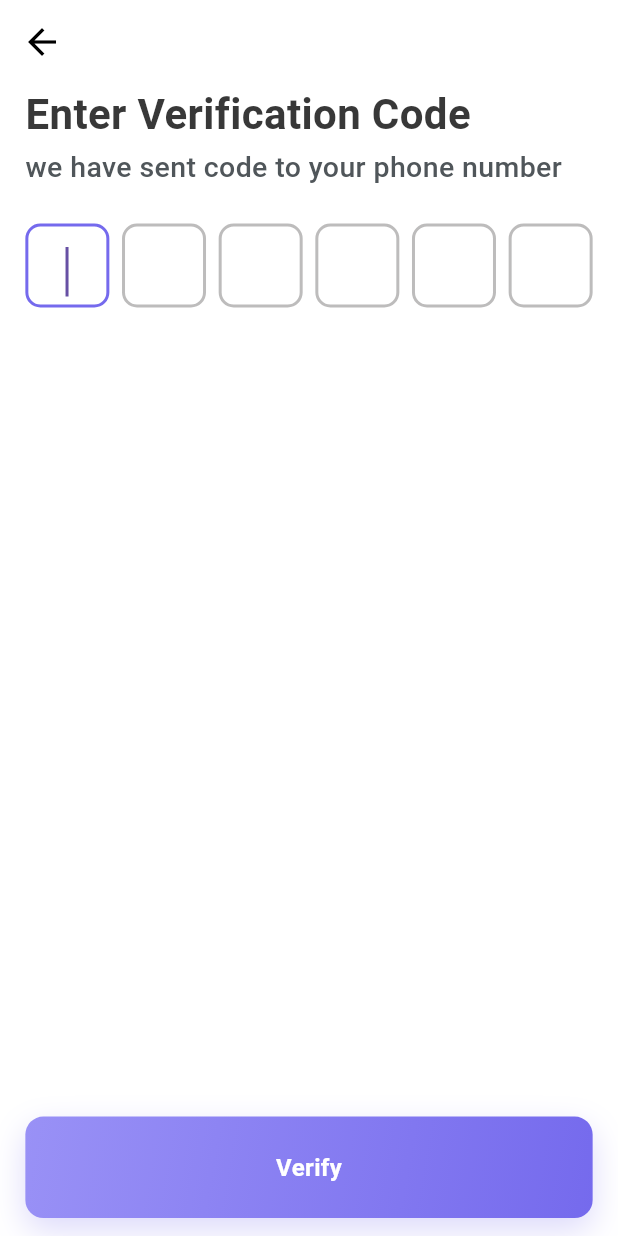
After one commit to rayyankhan00776/GoDropMe, a Flutter app: the OtpScreen screen opened by its route, on a phone screen of 412 x 824 dp. The commit adds this screen. Run offline on Flutter 3.47's test engine with Material 3 defaults, Android fonts, the phone set to English and light mode, and no system bars; our stand-ins replace flutter_svg, get.

Commit message:
otp screen basic sturcture

```diff
--- a/lib/core/regix/pakistan_number_formatter.dart
+++ b/lib/core/regix/pakistan_number_formatter.dart
@@ -24,7 +24,7 @@ class PakistanPhoneNumberFormatter extends TextInputFormatter {
 
     // Build the displayed value: always show +92 prefix when there is any input,
     // otherwise keep just '+92' as the starter for clarity.
-    final newText = '+92${national}';
+    final newText = '+92$national';
 
     return TextEditingValue(
       text: newText,
--- a/lib/core/routes/routes.dart
+++ b/lib/core/routes/routes.dart
@@ -3,6 +3,7 @@ import 'package:godropme/features/onboard/binding/onboard_binding.dart';
 import 'package:godropme/features/onboard/pages/onboard_screen.dart';
 import 'package:godropme/features/Reg-option/pages/option_screen.dart';
 import 'package:godropme/features/Reg-option/binding/option_binding.dart';
+import 'package:godropme/features/phoneVerfication/pages/otp_screen.dart';
 import 'package:godropme/features/phoneVerfication/pages/phone_Screen.dart';
 
 // Add more imports for other screens as you create them
@@ -11,6 +12,7 @@ class AppRoutes {
   static const String onboard = '/onboard';
   static const String optionScreen = '/option_screen';
   static const String phoneScreen = '/phone_screen';
+  static const String otpScreen = '/otp_screen';
   // static const String register = '/register'; // Example for future screens
 
   static final routes = [
@@ -29,6 +31,10 @@ class AppRoutes {
       page: () => const PhoneScreen(),
       // binding: PhoneBinding(), // Uncomment and create PhoneBinding if needed
     ),
-    // Add more GetPage entries here as you add screens
+    GetPage(
+      name: '/otp_screen',
+      page: () => const OtpScreen(), //
+      // binding: OTPBinding(), // Uncomment and create OTPBinding if needed
+    ),
   ];
 }
--- a/lib/core/utlis/app_strings.dart
+++ b/lib/core/utlis/app_strings.dart
@@ -29,4 +29,7 @@ class AppStrings {
   static const phoneTitle = 'Join us via phone number';
   static const phoneSubtitle = "We'll text a code to verify your phone";
   static const phoneHint = 'e.g. 3012345678';
+  static const otpTitle = 'Enter Verification Code';
+  static const otpSubtitle = "we have sent code to your phone number";
+  static const otpverify = 'Verify';
 }
--- /dev/null
+++ b/lib/features/phoneVerfication/pages/otp_screen.dart
@@ -0,0 +1,111 @@
+import 'package:flutter/material.dart';
+import 'package:get/get.dart';
+import 'package:godropme/core/utils/responsive.dart';
+import 'package:godropme/features/phoneVerfication/widgets/otpWidgets/otp_actions.dart';
+import 'package:godropme/features/phoneVerfication/widgets/otpWidgets/otp_header.dart';
+import 'package:godropme/features/phoneVerfication/widgets/otpWidgets/otp_text_field.dart';
+
+class OtpScreen extends StatefulWidget {
+  const OtpScreen({super.key});
+
+  @override
+  State<OtpScreen> createState() => _OtpScreenState();
+}
+
+class _OtpScreenState extends State<OtpScreen> {
+  // Six controllers for a 6-digit OTP
+  final List<TextEditingController> _codeControllers = List.generate(
+    6,
+    (_) => TextEditingController(),
+  );
+
+  final List<FocusNode> _focusNodes = List.generate(6, (_) => FocusNode());
+
+  @override
+  void dispose() {
+    for (final c in _codeControllers) {
+      c.dispose();
+    }
+    for (final f in _focusNodes) {
+      f.dispose();
+    }
+    super.dispose();
+  }
+
+  void _submitOtp() {
+    final code = _codeControllers.map((c) => c.text.trim()).join();
+    if (code.length < 6 || code.contains('')) {
+      // show simple inline error using a dialog for now
+      showDialog(
+        context: context,
+        builder:
+            (_) => AlertDialog(
+              title: const Text('Invalid code'),
+              content: const Text(
+                'Please enter the 6-digit verification code.',
+              ),
+              actions: [
+                TextButton(
+                  onPressed: () => Navigator.of(context).pop(),
+                  child: const Text('OK'),
+                ),
+              ],
+            ),
+      );
+      return;
+    }
+    // TODO: verify code with backend; for now just pop
+    Navigator.of(context).pop();
+  }
+
+  @override
+  Widget build(BuildContext context) {
+    return Scaffold(
+      appBar: AppBar(
+        backgroundColor: Colors.transparent,
+        elevation: 0,
+        leading: IconButton(
+          onPressed: () => Get.back(),
+          icon: const Icon(Icons.arrow_back, size: 28),
+        ),
+      ),
+      body: SafeArea(
+        child: Padding(
+          padding: EdgeInsets.symmetric(
+            horizontal: Responsive.scaleClamped(context, 16, 12, 24),
+          ),
+          child: Column(
+            crossAxisAlignment: CrossAxisAlignment.start,
+            children: [
+              OtpHeader(),
+              const SizedBox(height: 24),
+
+              // OTP input row
+              Row(
+                mainAxisAlignment: MainAxisAlignment.spaceBetween,
+                children: List.generate(
+                  6,
+                  (i) => OtpTextField(
+                    controller: _codeControllers[i],
+                    autoFocus: i == 0,
+                    focusNode: _focusNodes[i],
+                    fieldNumber: i,
+                    onChanged: (_) {
+                      setState(() {});
+                    },
+                  ),
+                ),
+              ),
+
+              const Spacer(),
+              OtpActions(
+                onNext: _submitOtp,
+                height: Responsive.scaleClamped(context, 64, 48, 80),
+              ),
+            ],
+          ),
+        ),
+      ),
+    );
+  }
+}
--- a/lib/features/phoneVerfication/pages/phone_Screen.dart
+++ b/lib/features/phoneVerfication/pages/phone_Screen.dart
@@ -2,10 +2,12 @@
 
 import 'package:flutter/material.dart';
 import 'package:get/get.dart';
-import 'package:godropme/features/phoneVerfication/widgets/phone_header.dart';
-import 'package:godropme/features/phoneVerfication/widgets/phone_input_row.dart';
+import 'package:godropme/core/routes/routes.dart';
+import 'package:godropme/features/phoneVerfication/pages/otp_screen.dart';
+import 'package:godropme/features/phoneVerfication/widgets/PhoneWidgets/phone_header.dart';
+import 'package:godropme/features/phoneVerfication/widgets/PhoneWidgets/phone_input_row.dart';
 import 'package:godropme/core/widgets/phone_text_field.dart';
-import 'package:godropme/features/phoneVerfication/widgets/phone_actions.dart';
+import 'package:godropme/features/phoneVerfication/widgets/PhoneWidgets/phone_actions.dart';
 import 'package:godropme/core/utils/responsive.dart';
 
 class PhoneScreen extends StatefulWidget {
@@ -31,8 +33,12 @@ class _PhoneScreenState extends State<PhoneScreen> {
   void _onNextPressed() {
     final valid = _formKey.currentState?.validate() ?? false;
     if (valid) {
-      debugPrint('Next tapped');
-      // TODO: navigate to OTP screen
+      try {
+        Get.toNamed(AppRoutes.otpScreen);
+      } catch (e) {
+        debugPrint('Named route failed, falling back to direct navigation: $e');
+        Get.to(() => const OtpScreen());
+      }
     } else {
       setState(() {});
     }
@@ -55,9 +61,8 @@ class _PhoneScreenState extends State<PhoneScreen> {
             horizontal: Responsive.scaleClamped(context, 16, 12, 24),
           ),
           child: Column(
+            crossAxisAlignment: CrossAxisAlignment.start,
             children: [
-              const SizedBox(height: 8),
-              const SizedBox(height: 8),
               PhoneHeader(),
               const SizedBox(height: 24),
               Form(
--- a/lib/features/phoneVerfication/widgets/phone_header.dart
+++ b/lib/features/phoneVerfication/widgets/PhoneWidgets/phone_header.dart
@@ -18,7 +18,7 @@ class PhoneHeader extends StatelessWidget {
             title ?? AppStrings.phoneTitle,
             style: AppTypography.optionHeading,
           ),
-        const SizedBox(height: 8),
+        const SizedBox(height: 2),
         if ((subtitle ?? AppStrings.phoneSubtitle).isNotEmpty)
           Text(
             subtitle ?? AppStrings.phoneSubtitle,
--- /dev/null
+++ b/lib/features/phoneVerfication/widgets/otpWidgets/otp_actions.dart
@@ -0,0 +1,27 @@
+import 'package:flutter/material.dart';
+import 'package:godropme/core/widgets/custom_button.dart';
+import 'package:godropme/core/utlis/app_strings.dart';
+
+class OtpActions extends StatelessWidget {
+  final VoidCallback onNext;
+  final double height;
+
+  const OtpActions({required this.onNext, this.height = 64, super.key});
+
+  @override
+  Widget build(BuildContext context) {
+    return Column(
+      children: [
+        CustomButton(
+          text: AppStrings.otpverify,
+          onTap: onNext,
+          height: height,
+          width: double.infinity,
+          borderRadius: BorderRadius.circular(12),
+          textColor: Colors.white,
+        ),
+        const SizedBox(height: 12),
+      ],
+    );
+  }
+}
--- /dev/null
+++ b/lib/features/phoneVerfication/widgets/otpWidgets/otp_header.dart
@@ -0,0 +1,29 @@
+import 'package:flutter/material.dart';
+import 'package:godropme/core/utlis/app_strings.dart';
+import 'package:godropme/core/utlis/app_typography.dart';
+
+class OtpHeader extends StatelessWidget {
+  final String? title;
+  final String? subtitle;
+  const OtpHeader({super.key, this.title, this.subtitle});
+
+  @override
+  Widget build(BuildContext context) {
+    return Column(
+      crossAxisAlignment: CrossAxisAlignment.start,
+      children: [
+        if ((title ?? AppStrings.otpTitle).isNotEmpty)
+          Text(
+            title ?? AppStrings.otpTitle,
+            style: AppTypography.optionHeading,
+          ),
+        const SizedBox(height: 2),
+        if ((subtitle ?? AppStrings.otpSubtitle).isNotEmpty)
+          Text(
+            subtitle ?? AppStrings.otpSubtitle,
+            style: AppTypography.optionLineSecondary,
+          ),
+      ],
+    );
+  }
+}
--- /dev/null
+++ b/lib/features/phoneVerfication/widgets/otpWidgets/otp_text_field.dart
@@ -0,0 +1,96 @@
+import 'package:flutter/material.dart';
+import 'package:flutter/services.dart';
+import 'package:godropme/core/theme/colors.dart';
+import 'package:godropme/core/utlis/app_typography.dart';
+
+class OtpTextField extends StatefulWidget {
+  final TextEditingController controller;
+  final bool autoFocus;
+  final int fieldNumber;
+  final FocusNode? focusNode;
+  final ValueChanged<String>? onChanged;
+  // No longer support raw key events here to avoid Focus reparenting issues.
+  // Use onChanged to handle navigation between fields.
+
+  const OtpTextField({
+    Key? key,
+    required this.controller,
+    this.autoFocus = false,
+    this.fieldNumber = 0,
+    this.focusNode,
+    this.onChanged,
+  }) : super(key: key);
+
+  @override
+  State<OtpTextField> createState() => _OtpTextFieldState();
+}
+
+class _OtpTextFieldState extends State<OtpTextField> {
+  late FocusNode _focusNode;
+  late bool _ownsFocusNode;
+  String _previousText = '';
+
+  @override
+  void initState() {
+    super.initState();
+    if (widget.focusNode != null) {
+      _focusNode = widget.focusNode!;
+      _ownsFocusNode = false;
+    } else {
+      _focusNode = FocusNode();
+      _ownsFocusNode = true;
+    }
+  }
+
+  @override
+  void dispose() {
+    if (_ownsFocusNode) {
+      _focusNode.dispose();
+    }
+    super.dispose();
+  }
+
+  // Removed raw key handling to avoid FocusNode reparenting errors.
+
+  @override
+  Widget build(BuildContext context) {
+    return SizedBox(
+      width: 56,
+      height: 56,
+      child: TextFormField(
+        controller: widget.controller,
+        focusNode: _focusNode,
+        autofocus: widget.autoFocus,
+        textAlign: TextAlign.center,
+        keyboardType: TextInputType.number,
+        maxLength: 1,
+        onTapOutside: (event) => FocusScope.of(context).unfocus(),
+        style: AppTypography.onboardTitle.copyWith(fontSize: 22),
+        inputFormatters: [FilteringTextInputFormatter.digitsOnly],
+        decoration: InputDecoration(
+          counterText: "",
+          enabledBorder: OutlineInputBorder(
+            borderRadius: BorderRadius.circular(10),
+            borderSide: BorderSide(color: AppColors.lightGray, width: 2),
+          ),
+          focusedBorder: OutlineInputBorder(
+            borderRadius: BorderRadius.circular(10),
+            borderSide: BorderSide(color: AppColors.primary, width: 2),
+          ),
+        ),
+        onChanged: (value) {
+          widget.onChanged?.call(value);
+          // If user entered a character, move to next field
+          if (_previousText.isEmpty && value.isNotEmpty) {
+            FocusScope.of(context).nextFocus();
+          }
+          // If user deleted (previous had a char and now empty), move to previous
+          if (_previousText.isNotEmpty && value.isEmpty) {
+            FocusScope.of(context).previousFocus();
+          }
+          _previousText = value;
+        },
+      ),
+    );
+  }
+}
```
Also changed, not shown: lib/features/phoneVerfication/widgets/PhoneWidgets/phone_actions.dart (renamed from lib/features/phoneVerfication/widgets/phone_actions.dart), lib/features/phoneVerfication/widgets/PhoneWidgets/phone_input_row.dart (renamed from lib/features/phoneVerfication/widgets/phone_input_row.dart).
